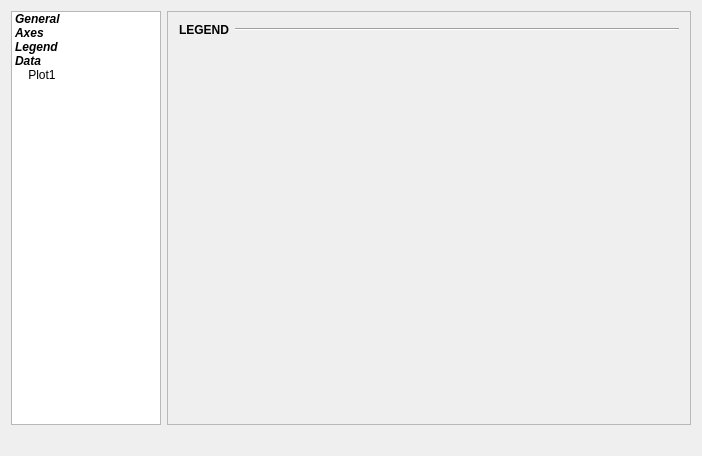
Before: the Qt Designer form src/UIs/plot1d.ui in editeodoro/QPyloT, drawn with Qt 5.
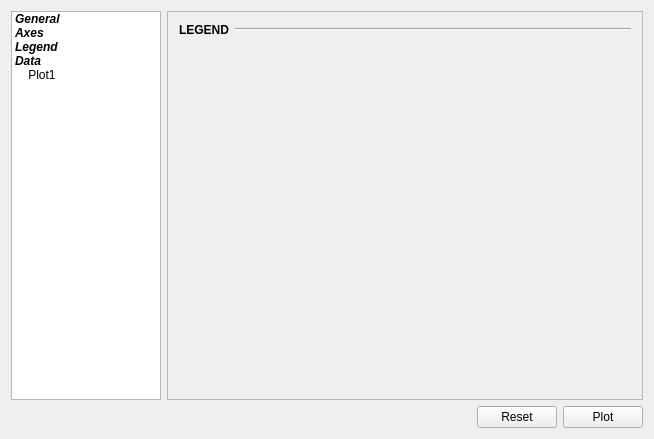
After: the same form once the commit is applied.

The edit to the form file:
```diff
--- a/src/UIs/plot1d.ui
+++ b/src/UIs/plot1d.ui
@@ -6,8 +6,8 @@
    <rect>
     <x>0</x>
     <y>0</y>
-    <width>702</width>
-    <height>456</height>
+    <width>654</width>
+    <height>439</height>
    </rect>
   </property>
   <property name="windowTitle">
@@ -16,7 +16,21 @@
   <layout class="QHBoxLayout" name="horizontalLayout">
    <item>
     <layout class="QGridLayout" name="Main_gridLayout">
-     <item row="1" column="2">
+     <item row="2" column="3">
+      <widget class="QPushButton" name="pushButton_2">
+       <property name="text">
+        <string>Reset</string>
+       </property>
+      </widget>
+     </item>
+     <item row="2" column="4">
+      <widget class="QPushButton" name="pushButton">
+       <property name="text">
+        <string>Plot</string>
+       </property>
+      </widget>
+     </item>
+     <item row="1" column="2" colspan="3">
       <widget class="QStackedWidget" name="stackedWidget">
        <property name="sizePolicy">
         <sizepolicy hsizetype="Preferred" vsizetype="Preferred">
@@ -190,6 +204,19 @@
        </widget>
       </widget>
      </item>
+     <item row="2" column="2">
+      <spacer name="horizontalSpacer_3">
+       <property name="orientation">
+        <enum>Qt::Horizontal</enum>
+       </property>
+       <property name="sizeHint" stdset="0">
+        <size>
+         <width>40</width>
+         <height>20</height>
+        </size>
+       </property>
+      </spacer>
+     </item>
      <item row="1" column="1">
       <widget class="QListWidget" name="listWidget">
        <property name="sizePolicy">
```
